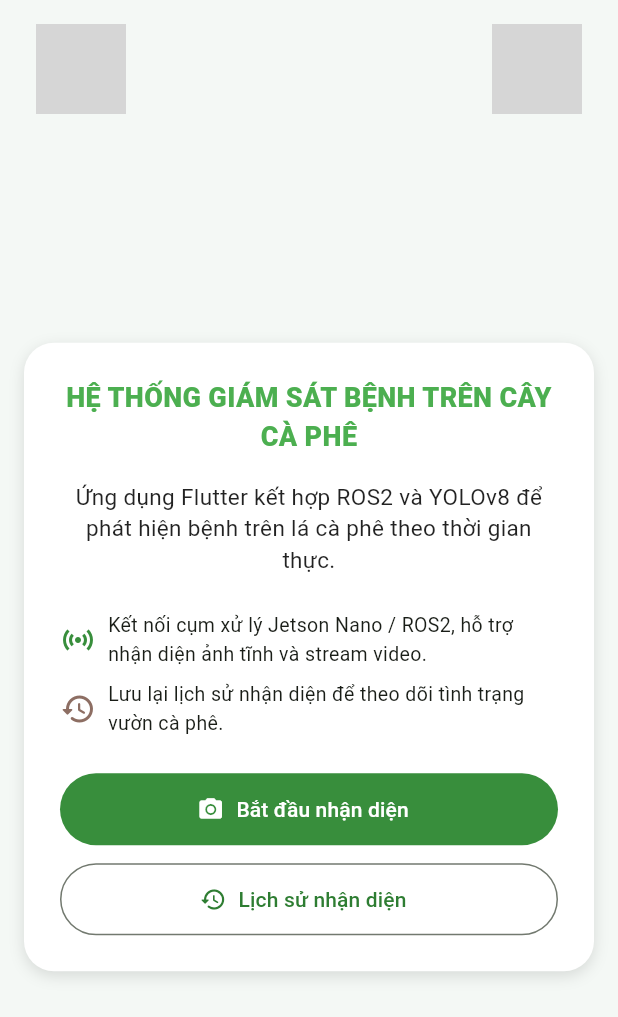
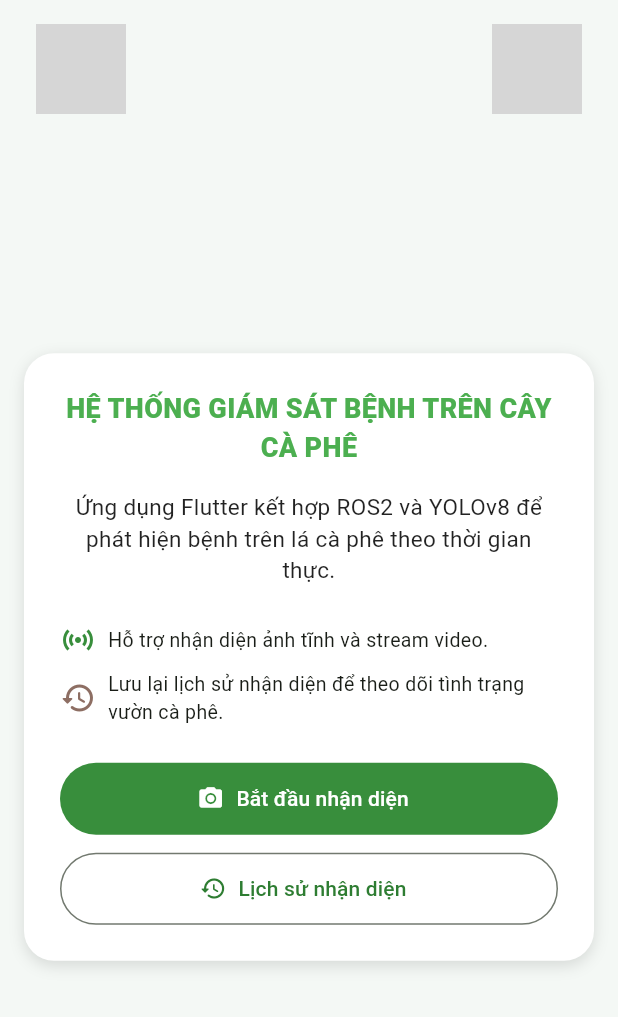
Before and after one commit to duydo2823/doan, a Flutter app: the screen it shows after launch, on a phone screen of 412 x 824 dp. Shown: the top 1017 px of the screen. Run offline on Flutter 3.47's test engine with Material 3 defaults, Android fonts, the phone set to English and light mode, and no system bars; our stand-ins replace camera, image_picker, shared_preferences; grey boxes are pictures that could not be loaded.

```diff
--- a/lib/main.dart
+++ b/lib/main.dart
@@ -106,7 +106,7 @@ class HomePage extends StatelessWidget {
                         const SizedBox(width: 8),
                         const Expanded(
                           child: Text(
-                            'Kết nối cụm xử lý Jetson Nano / ROS2, hỗ trợ nhận diện ảnh tĩnh và stream video.',
+                            'Hỗ trợ nhận diện ảnh tĩnh và stream video.',
                             style: TextStyle(fontSize: 13),
                           ),
                         ),
--- a/lib/pages/video_stream_page.dart
+++ b/lib/pages/video_stream_page.dart
@@ -156,7 +156,7 @@ class _VideoStreamPageState extends State<VideoStreamPage> {
 
       setState(() {
         _cameraReady = true;
-        _status = 'Camera OK • Đang stream & gửi lên ROS...';
+        _status = 'Đưa camera vào lá bị bệnh...';
       });
 
       _lastSent = DateTime.now();
```
